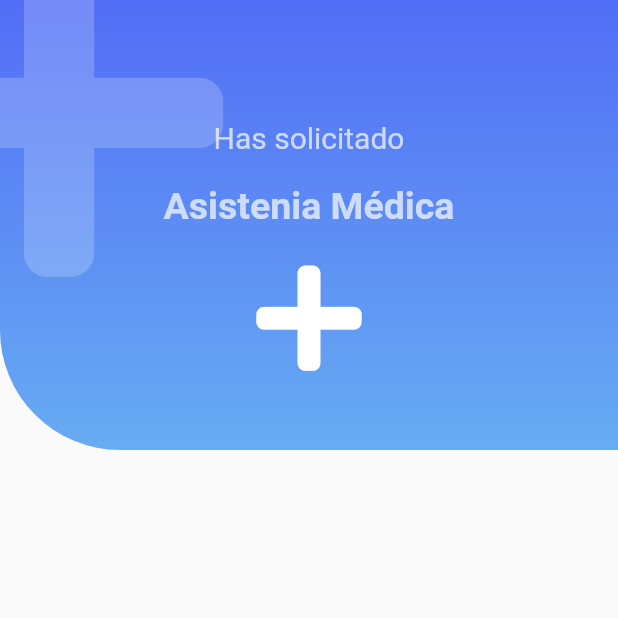
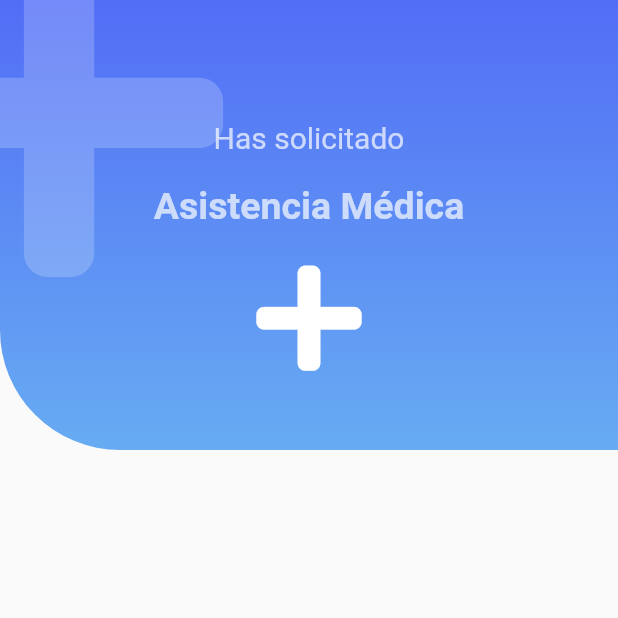
Before and after one commit to charger513/disenos_app, a Flutter app: the screen it shows after launch, on a phone screen of 412 x 824 dp, the top half of it. Run offline on Flutter 3.47's test engine with Material 2 defaults, Android fonts, the phone set to English and light mode, and no system bars; our stand-ins replace flutter_svg, font_awesome_flutter.

Commit message:
Parametrizando nuestro IconHeader

```diff
--- a/lib/src/pages/emergency_page.dart
+++ b/lib/src/pages/emergency_page.dart
@@ -1,11 +1,16 @@
 import 'package:disenos_app/src/widgets/headers.dart';
 import 'package:flutter/material.dart';
+import 'package:font_awesome_flutter/font_awesome_flutter.dart';
 
 class EmergencyPage extends StatelessWidget {
   @override
   Widget build(BuildContext context) {
     return Scaffold(
-      body: IconHeader()
+      body: IconHeader(
+        icon: FontAwesomeIcons.plus,
+        titulo: 'Asistencia Médica',
+        subtitulo: 'Has solicitado',
+      ),
     );
   }
 }
--- a/lib/src/widgets/headers.dart
+++ b/lib/src/widgets/headers.dart
@@ -285,18 +285,32 @@ class _HeaderWavesGradientPainter extends CustomPainter {
 }
 
 class IconHeader extends StatelessWidget {
+  final IconData icon;
+  final String titulo;
+  final String subtitulo;
+  final Color color1;
+  final Color color2;
+
+  IconHeader({
+    @required this.icon,
+    @required this.titulo,
+    @required this.subtitulo,
+    this.color1 = const Color(0xff526df6),
+    this.color2 = const Color(0xff67acf2),
+  });
+
   @override
   Widget build(BuildContext context) {
     final Color colorBlanco = Colors.white.withOpacity(0.7);
 
     return Stack(
       children: <Widget>[
-        _IconHeaderBackground(),
+        _IconHeaderBackground(color1: color1, color2: color2),
         Positioned(
           top: -50,
           left: -70,
           child: FaIcon(
-            FontAwesomeIcons.plus,
+            icon,
             size: 250,
             color: Colors.white.withOpacity(0.2),
           ),
@@ -308,7 +322,7 @@ class IconHeader extends StatelessWidget {
               width: double.infinity,
             ),
             Text(
-              'Has solicitado',
+              subtitulo,
               style: TextStyle(
                 fontSize: 20,
                 color: colorBlanco,
@@ -316,7 +330,7 @@ class IconHeader extends StatelessWidget {
             ),
             SizedBox(height: 20),
             Text(
-              'Asistenia Médica',
+              titulo,
               style: TextStyle(
                 fontSize: 25,
                 color: colorBlanco,
@@ -325,7 +339,7 @@ class IconHeader extends StatelessWidget {
             ),
             SizedBox(height: 20),
             FaIcon(
-              FontAwesomeIcons.plus,
+              icon,
               size: 80,
               color: Colors.white,
             ),
@@ -337,9 +351,15 @@ class IconHeader extends StatelessWidget {
 }
 
 class _IconHeaderBackground extends StatelessWidget {
+
+  final Color color1;
+  final Color color2;
+
+
   const _IconHeaderBackground({
-    Key key,
-  }) : super(key: key);
+    @required this.color1,
+    @required this.color2,
+  });
 
   @override
   Widget build(BuildContext context) {
@@ -352,8 +372,8 @@ class _IconHeaderBackground extends StatelessWidget {
           begin: Alignment.topCenter,
           end: Alignment.bottomCenter,
           colors: <Color>[
-            Color(0xff526df6),
-            Color(0xff67acf2),
+            color1,
+            color2,
           ],
         ),
       ),
```
